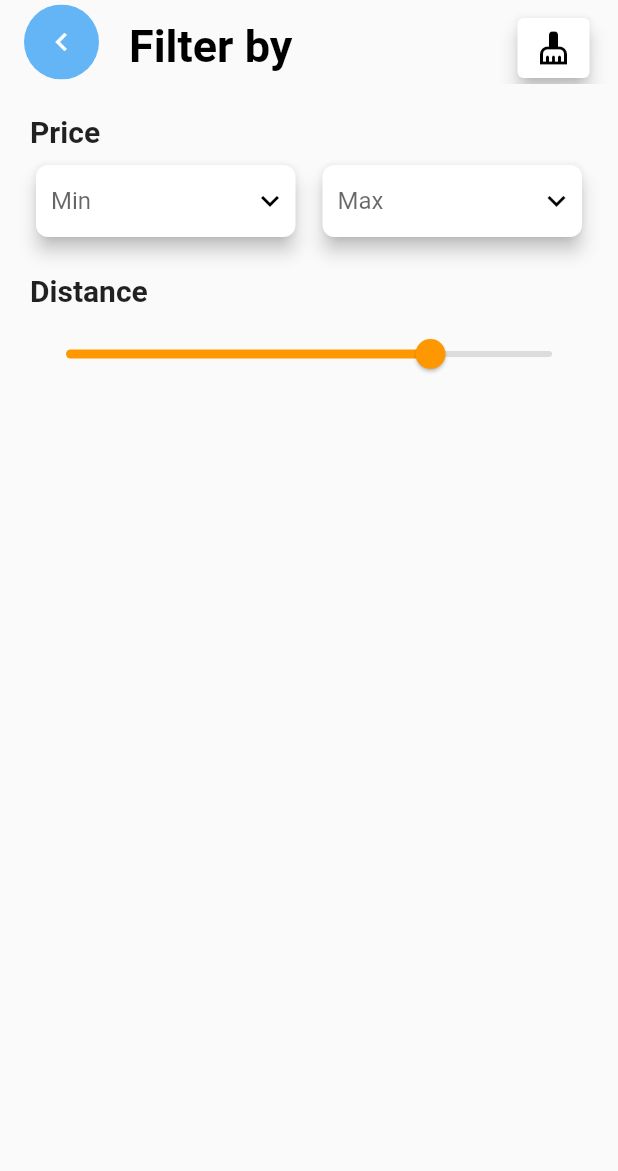
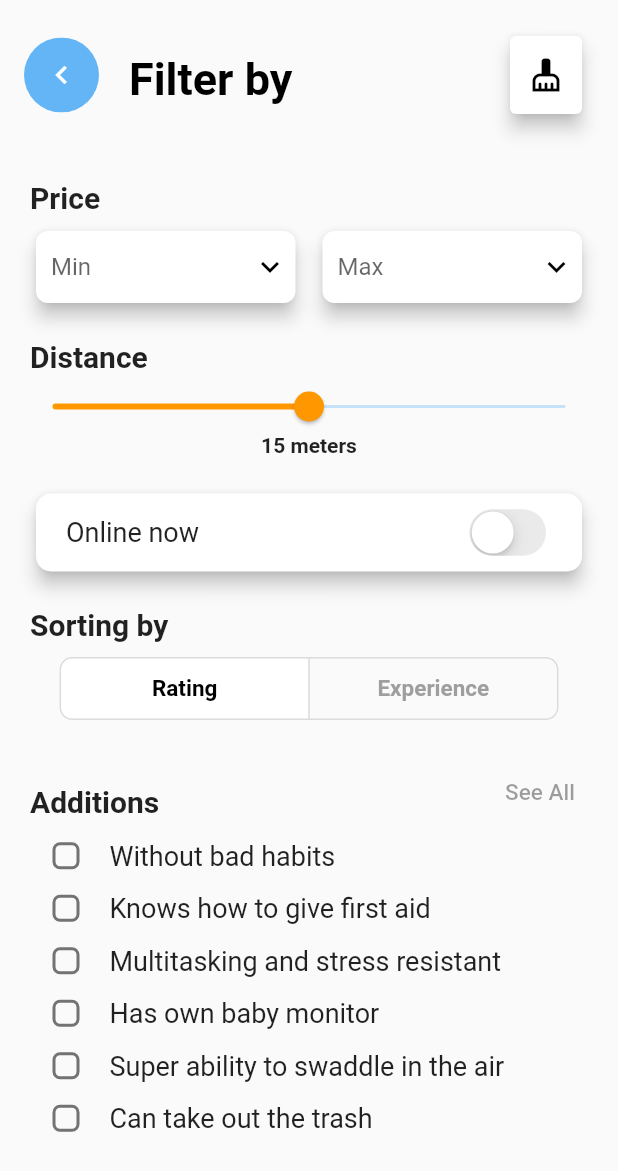
Before and after one commit to pyLuna/exam_layout, a Flutter app: the screen it shows after launch, after a tap on the "settings" icon, on a phone screen of 412 x 824 dp. Shown: the top 1171 px of the screen. Run offline on Flutter 3.47's test engine with Material 2 defaults, Android fonts, the phone set to English and light mode, and no system bars.

Commit message:
2nd page done; styling practice need

```diff
--- /dev/null
+++ b/lib/filterpage/addition_option.dart
@@ -0,0 +1,46 @@
+import 'package:flutter/material.dart';
+
+class Options extends StatefulWidget {
+  const Options({
+    super.key,
+    required this.text,
+  });
+  final String text;
+
+  @override
+  State<Options> createState() => _OptionsState();
+}
+
+class _OptionsState extends State<Options> {
+  bool value = false;
+  @override
+  Widget build(BuildContext context) {
+    return SizedBox(
+      height: 35,
+      child: Row(
+        children: [
+          Checkbox(
+            shape: RoundedRectangleBorder(
+              borderRadius: BorderRadius.circular(5),
+            ),
+            value: value,
+            onChanged: ((value) {
+              setState(() {
+                this.value = value!;
+              });
+            }),
+          ),
+          const SizedBox(
+            width: 5,
+          ),
+          Text(
+            widget.text,
+            style: const TextStyle(
+              fontSize: 18,
+            ),
+          ),
+        ],
+      ),
+    );
+  }
+}
--- /dev/null
+++ b/lib/filterpage/dist_slider.dart
@@ -0,0 +1,51 @@
+import 'package:flutter/material.dart';
+
+class DistanceSlider extends StatefulWidget {
+  const DistanceSlider({super.key});
+
+  @override
+  State<DistanceSlider> createState() => _DistanceSliderState();
+}
+
+class _DistanceSliderState extends State<DistanceSlider> {
+  int _value = 15;
+
+  @override
+  Widget build(BuildContext context) {
+    return SliderTheme(
+      data: SliderTheme.of(context).copyWith(
+        activeTrackColor: Colors.orange,
+        thumbColor: Colors.orange,
+        overlayColor: Colors.white,
+        overlayShape: const RoundSliderOverlayShape(
+          overlayRadius: 15.0,
+        ),
+        trackHeight: 2,
+      ),
+      child: Column(
+        children: [
+          Slider(
+            min: 0,
+            max: 30,
+            label: '$_value miles',
+            value: _value.toDouble(),
+            onChanged: (double value) {
+              setState(() {
+                _value = value.round();
+              });
+            },
+          ),
+          const SizedBox(
+            height: 3,
+          ),
+          Text(
+            '$_value meters',
+            style: const TextStyle(
+              fontWeight: FontWeight.bold,
+            ),
+          ),
+        ],
+      ),
+    );
+  }
+}
--- a/lib/filterpage/distslider.dart
+++ /dev/null
@@ -1,32 +0,0 @@
-import 'package:flutter/material.dart';
-
-class DistanceSlider extends StatefulWidget {
-  const DistanceSlider({super.key});
-
-  @override
-  State<DistanceSlider> createState() => _DistanceSliderState();
-}
-
-class _DistanceSliderState extends State<DistanceSlider> {
-  @override
-  Widget build(BuildContext context) {
-    int _value = 150;
-    return Slider(
-      min: 0,
-      max: 200,
-      activeColor: Colors.orange,
-      inactiveColor: Colors.black12,
-      // overlayColor: Colors.whi,
-      // divisions: 10,
-      value: _value.toDouble(),
-      onChanged: (double value) {
-        setState(() {
-          _value = value.round();
-        });
-      },
-      semanticFormatterCallback: (double value) {
-        return '$value meters';
-      },
-    );
-  }
-}
--- a/lib/filterpage/mainpage.dart
+++ b/lib/filterpage/main_page.dart
@@ -1,7 +1,12 @@
 import 'package:flutter/material.dart';
-import 'package:layout_exam/filterpage/distslider.dart';
-import 'package:layout_exam/filterpage/price.dart';
-import 'package:layout_exam/main.dart';
+
+import '../main.dart';
+import 'addition_option.dart';
+import 'dist_slider.dart';
+import 'online.dart';
+import 'price.dart';
+import 'see_all.dart';
+import 'text_button.dart';
 
 void main() {
   runApp(const FilterMain());
@@ -26,6 +31,7 @@ class FilterAppBar extends StatelessWidget {
   Widget build(BuildContext context) {
     return Scaffold(
       appBar: AppBar(
+        toolbarHeight: 100,
         centerTitle: true,
         title: Row(
           children: [
@@ -63,7 +69,7 @@ class FilterAppBar extends StatelessWidget {
         ),
         actions: [
           Padding(
-            padding: const EdgeInsets.only(right: 15, top: 8),
+            padding: const EdgeInsets.all(20),
             child: Card(
               elevation: 5,
               child: IconButton(
@@ -92,9 +98,7 @@ class FilterAppBar extends StatelessWidget {
                 const Row(
                   children: [
                     DropdownWidget(hint: 'Min'),
-                    SizedBox(
-                      width: 10,
-                    ),
+                    SizedBox(width: 10),
                     DropdownWidget(hint: 'Max'),
                   ],
                 ),
@@ -102,11 +106,97 @@ class FilterAppBar extends StatelessWidget {
                   title: 'Distance',
                   constraints: constraints.maxWidth,
                 ),
-                const DistanceSlider(),
+                SizedBox(
+                  width: constraints.maxWidth,
+                  child: const DistanceSlider(),
+                ),
+                const SizedBox(height: 20),
+                const OnlineNow(),
+                HeaderTitle(
+                    title: 'Sorting by', constraints: constraints.maxWidth),
+                TextButtons(
+                  constraints: constraints.maxWidth,
+                ),
+                const SizedBox(height: 20),
+                Column(
+                  children: [
+                    Row(
+                      mainAxisAlignment: MainAxisAlignment.spaceBetween,
+                      children: [
+                        HeaderTitle(
+                          title: 'Additions',
+                          constraints: constraints.maxWidth / 2,
+                        ),
+                        const SeeAll(),
+                      ],
+                    ),
+                    SizedBox(
+                      height: 280,
+                      width: constraints.maxWidth,
+                      child: const Column(
+                        children: [
+                          Options(
+                            text: 'Without bad habits',
+                          ),
+                          Options(
+                            text: 'Knows how to give first aid',
+                          ),
+                          Options(
+                            text: 'Multitasking and stress resistant',
+                          ),
+                          Options(
+                            text: 'Has own baby monitor',
+                          ),
+                          Options(
+                            text: 'Super ability to swaddle in the air',
+                          ),
+                          Options(
+                            text: 'Can take out the trash',
+                          ),
+                        ],
+                      ),
+                    ),
+                  ],
+                ),
+                Padding(
+                  padding: const EdgeInsets.only(bottom: 20),
+                  child: FindButton(
+                    width: constraints.maxWidth,
+                  ),
+                ),
               ],
             ),
           );
         },
+      ),
+    );
+  }
+}
+
+class FindButton extends StatelessWidget {
+  const FindButton({
+    super.key,
+    required this.width,
+  });
+  final double width;
+  @override
+  Widget build(BuildContext context) {
+    return SizedBox(
+      height: 50,
+      width: width,
+      child: ElevatedButton(
+        style: ElevatedButton.styleFrom(
+          shape: RoundedRectangleBorder(
+            borderRadius: BorderRadius.circular(10),
+          ),
+        ),
+        onPressed: () {},
+        child: const Text(
+          'Find a nanny!',
+          style: TextStyle(
+            fontSize: 20,
+          ),
+        ),
       ),
     );
   }
--- /dev/null
+++ b/lib/filterpage/online.dart
@@ -0,0 +1,49 @@
+import 'package:flutter/cupertino.dart';
+import 'package:flutter/material.dart';
+
+class OnlineNow extends StatefulWidget {
+  const OnlineNow({super.key});
+
+  @override
+  State<OnlineNow> createState() => _OnlineNowState();
+}
+
+class _OnlineNowState extends State<OnlineNow> {
+  bool isOn = false;
+
+  @override
+  Widget build(BuildContext context) {
+    return SizedBox(
+      height: 60,
+      child: Card(
+        elevation: 5,
+        shape: RoundedRectangleBorder(
+          borderRadius: BorderRadius.circular(10),
+        ),
+        child: Padding(
+          padding: const EdgeInsets.only(left: 20, right: 20),
+          child: Row(
+            mainAxisAlignment: MainAxisAlignment.spaceBetween,
+            children: [
+              const Text(
+                'Online now',
+                style: TextStyle(
+                  fontSize: 18,
+                ),
+              ),
+              CupertinoSwitch(
+                activeColor: Colors.blue,
+                value: isOn,
+                onChanged: (value) {
+                  setState(() {
+                    isOn = value;
+                  });
+                },
+              )
+            ],
+          ),
+        ),
+      ),
+    );
+  }
+}
--- /dev/null
+++ b/lib/filterpage/see_all.dart
@@ -0,0 +1,19 @@
+import 'package:flutter/material.dart';
+
+class SeeAll extends StatelessWidget {
+  const SeeAll({super.key});
+
+  @override
+  Widget build(BuildContext context) {
+    return TextButton(
+      onPressed: () {},
+      child: const Text(
+        'See All',
+        style: TextStyle(
+          fontSize: 15,
+          color: Colors.black38,
+        ),
+      ),
+    );
+  }
+}
--- /dev/null
+++ b/lib/filterpage/text_button.dart
@@ -0,0 +1,43 @@
+import 'package:flutter/material.dart';
+
+const List<Widget> options = <Widget>[
+  Text('Rating'),
+  Text('Experience'),
+];
+
+class TextButtons extends StatefulWidget {
+  const TextButtons({super.key, required this.constraints});
+  final double constraints;
+  @override
+  State<TextButtons> createState() => _TextButtonsState();
+}
+
+class _TextButtonsState extends State<TextButtons> {
+  int _selectedFruitIndex = 0;
+  @override
+  Widget build(BuildContext context) {
+    return ToggleButtons(
+      onPressed: (int index) {
+        setState(() {
+          _selectedFruitIndex = index;
+        });
+      },
+      borderRadius: BorderRadius.circular(8),
+      selectedColor: Colors.black,
+      fillColor: Colors.white,
+      disabledColor: Colors.green,
+      color: Colors.grey,
+      textStyle: const TextStyle(
+        fontSize: 15,
+        fontWeight: FontWeight.bold,
+      ),
+      constraints: BoxConstraints(
+        minHeight: 40,
+        minWidth: widget.constraints / 2.5,
+      ),
+      isSelected: List.generate(
+          options.length, (index) => index == _selectedFruitIndex),
+      children: options,
+    );
+  }
+}
--- a/lib/homepage/home.dart
+++ b/lib/homepage/home.dart
@@ -1,5 +1,5 @@
 import 'package:flutter/material.dart';
-import 'package:layout_exam/homepage/babysitters.dart';
+import 'package:layout_exam/homepage/baby_sitters.dart';
 import 'package:layout_exam/homepage/cards.dart';
 import 'package:layout_exam/homepage/search.dart';
 
--- a/lib/homepage/search.dart
+++ b/lib/homepage/search.dart
@@ -1,5 +1,5 @@
 import 'package:flutter/material.dart';
-import 'package:layout_exam/filterpage/mainpage.dart';
+import 'package:layout_exam/filterpage/main_page.dart';
 
 class SearchArea extends StatelessWidget {
   const SearchArea({super.key});
@@ -25,6 +25,9 @@ class SearchArea extends StatelessWidget {
               ),
             ),
           ),
+          const SizedBox(
+            width: 10,
+          ),
           Container(
               decoration: const BoxDecoration(
                   color: Colors.orange,
```
Also changed, not shown: lib/filterpage/price.dart (+0 -17 lines), lib/main.dart (+4 -3 lines), lib/homepage/baby_sitters.dart (renamed from lib/homepage/babysitters.dart), lib/homepage/bottom_nav.dart (renamed from lib/homepage/bottomnav.dart).
